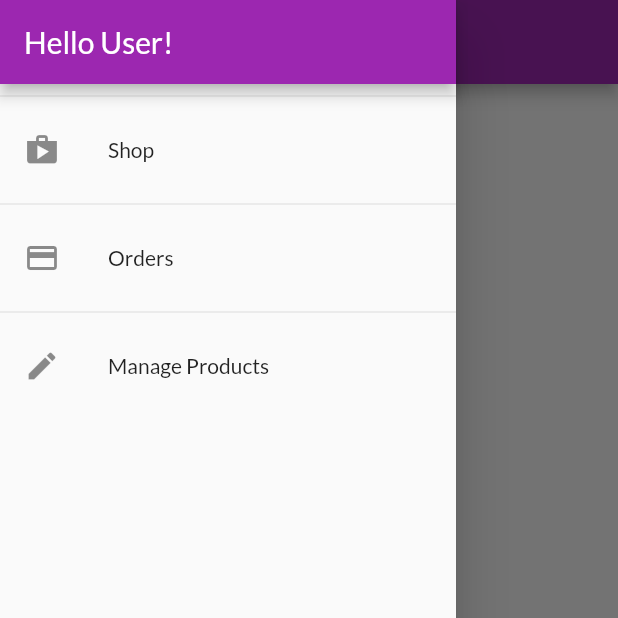
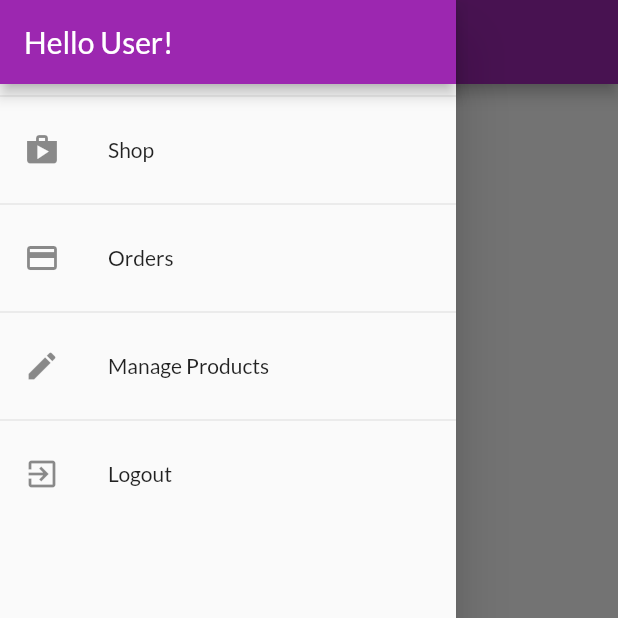
Before and after one commit to nonsocchi/shop_app, a Flutter app: the OrderScreen screen opened by its route, with the side drawer open, on a phone screen of 412 x 824 dp, the top half of it. Run offline on Flutter 3.47's test engine with Material 2 defaults, Android fonts, the phone set to English and light mode, and no system bars; network calls fail.

Commit message:
Added logout functionality to the app drawer.

```diff
--- a/lib/widgets/drawer.dart
+++ b/lib/widgets/drawer.dart
@@ -1,4 +1,6 @@
 import 'package:flutter/material.dart';
+import 'package:provider/provider.dart';
+import 'package:shop_app/providers/auth.dart';
 
 import '../routes/order_screen.dart';
 import '../routes/user_products_screen.dart';
@@ -35,6 +37,15 @@ class MainDrawer extends StatelessWidget {
             onTap: () => Navigator.of(context)
                 .pushReplacementNamed(UserProductsScreen.routeName),
           ),
+          const Divider(),
+          ListTile(
+            leading: const Icon(Icons.exit_to_app),
+            title: const Text('Logout'),
+            onTap: () {
+              Navigator.of(context).pop();
+              Provider.of<Auth>(context, listen: false).logout();
+            },
+          ),
         ],
       ),
     );
```
Also changed, not shown: lib/providers/auth.dart (+7 -0 lines).
